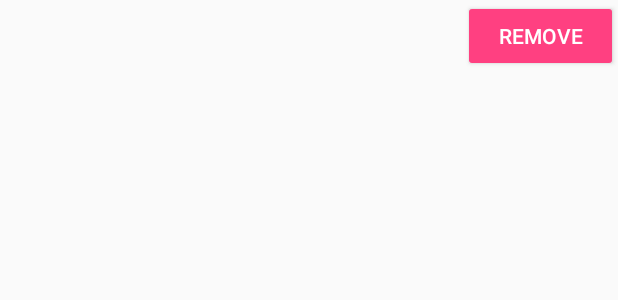
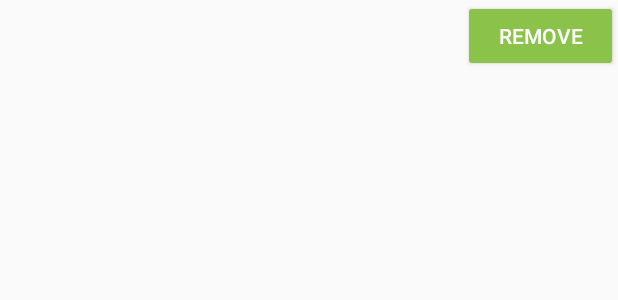
Before and after one commit to chris1625/StudyBananas, an Android app: the layout list_group_course.xml on its own in the app's theme, with its tools: preview values and no code run, on a phone screen of 412 x 824 dp. Shown: the top 300 px of the screen. Run offline under Robolectric (Android 15) with nearby library versions, the phone set to English and light mode, and no system bars.

Commit message:
Added green color scheme

```diff
--- a/app/src/main/res/layout/activity_home.xml
+++ b/app/src/main/res/layout/activity_home.xml
@@ -8,6 +8,7 @@
     tools:context=".ui.home.HomeActivity">
 
     <FrameLayout
+        android:background="@color/colorBackground"
         android:layout_width="match_parent"
         android:layout_height="match_parent"
         android:id="@+id/fragment_container" >
--- a/app/src/main/res/layout/list_group_course.xml
+++ b/app/src/main/res/layout/list_group_course.xml
@@ -1,5 +1,6 @@
 <?xml version="1.0" encoding="utf-8"?>
 <LinearLayout xmlns:android="http://schemas.android.com/apk/res/android"
+    xmlns:app="http://schemas.android.com/apk/res-auto"
     android:orientation="horizontal"
     android:layout_width="match_parent"
     android:layout_height="match_parent">
@@ -13,12 +14,13 @@
         android:paddingTop="10dp"
         android:paddingBottom="10dp" />
 
-    <Button
+    <android.support.v7.widget.AppCompatButton
         android:text="@string/delete"
         android:layout_width="0dp"
         android:layout_height="wrap_content"
         android:id="@+id/delete_class_button"
         android:layout_weight="0.25"
         android:focusable="false"
-        style="@style/Widget.AppCompat.Button.Colored"/>
+        style="@style/Widget.AppCompat.Button.Colored"
+        app:backgroundTint="#8BC34A" />
 </LinearLayout>
--- a/app/src/main/res/values/colors.xml
+++ b/app/src/main/res/values/colors.xml
@@ -1,6 +1,7 @@
 <?xml version="1.0" encoding="utf-8"?>
 <resources>
-    <color name="colorPrimary">#3F51B5</color>
-    <color name="colorPrimaryDark">#303F9F</color>
+    <color name="colorPrimary">#8BC34A</color>
+    <color name="colorPrimaryDark">#689F38</color>
     <color name="colorAccent">#FF4081</color>
+    <color name="colorBackground">#DCEDC8</color>
 </resources>
```
